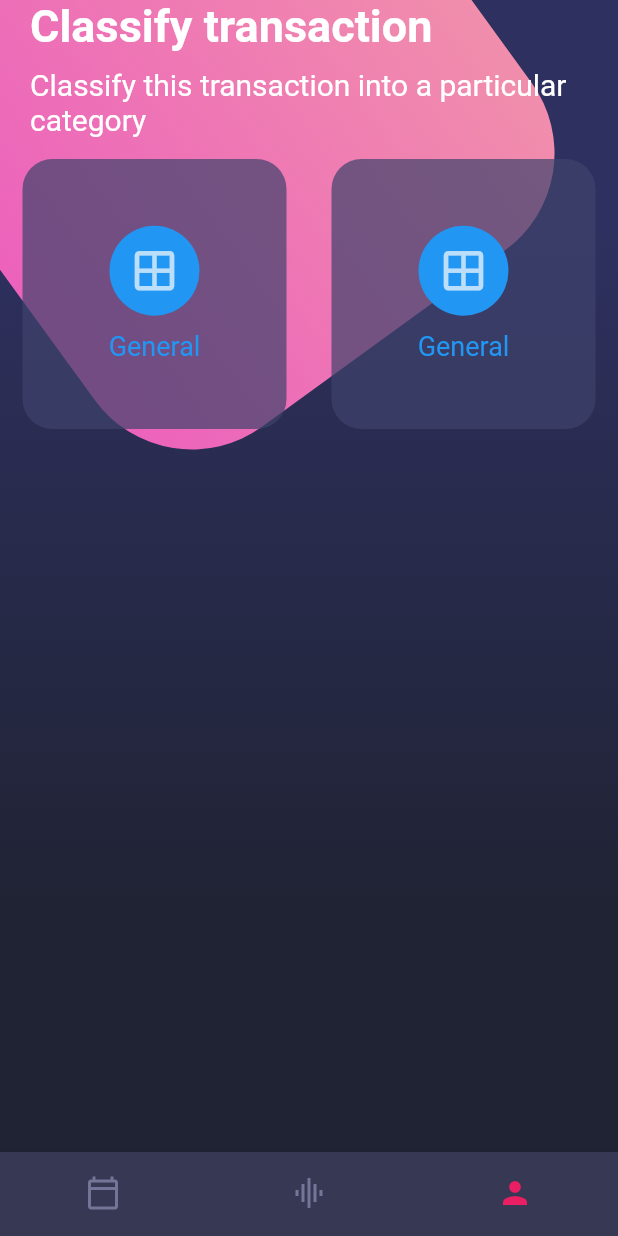
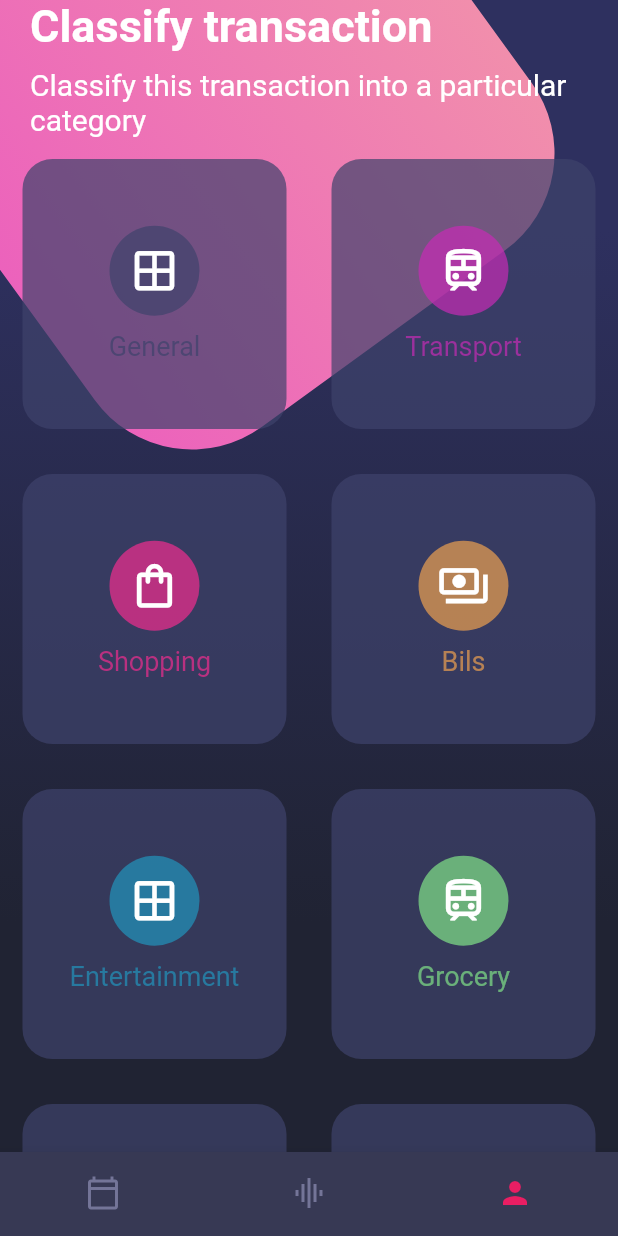
Before and after one commit to Rituzka/flutter_designs, a Flutter app: the screen it shows after launch, on a phone screen of 412 x 824 dp. Run offline on Flutter 3.47's test engine with Material 2 defaults, Android fonts, the phone set to English and light mode, and no system bars.

Commit message:
Exercise 3, tables row done

```diff
--- a/lib/widgets/card_table.dart
+++ b/lib/widgets/card_table.dart
@@ -4,10 +4,50 @@ class CardTable extends StatelessWidget {
   @override
   Widget build(BuildContext context) {
     return Table(
-      children: [
+      children: const [
         TableRow(children: [
-          _SingleCard(),
-          _SingleCard(),
+          _SingleCard(
+              icon: Icons.window_outlined,
+              color: Color.fromRGBO(62, 66, 107, 0.7),
+              text: 'General'),
+          _SingleCard(
+            color: Color.fromARGB(176, 200, 42, 182),
+            icon: Icons.train_outlined,
+            text: 'Transport',
+          ),
+        ]),
+        TableRow(children: [
+          _SingleCard(
+              icon: Icons.shopping_bag_outlined,
+              color: Color.fromARGB(176, 243, 44, 143),
+              text: 'Shopping'),
+          _SingleCard(
+            color: Color.fromARGB(175, 240, 162, 79),
+            icon: Icons.payments_outlined,
+            text: 'Bils',
+          ),
+        ]),
+        TableRow(children: [
+          _SingleCard(
+              icon: Icons.window_outlined,
+              color: Color.fromARGB(176, 33, 150, 190),
+              text: 'Entertainment'),
+          _SingleCard(
+            color: Color.fromARGB(173, 131, 232, 137),
+            icon: Icons.train_outlined,
+            text: 'Grocery',
+          ),
+        ]),
+        TableRow(children: [
+          _SingleCard(
+              icon: Icons.cast_for_education_outlined,
+              color: Color.fromARGB(175, 133, 141, 228),
+              text: 'Education'),
+          _SingleCard(
+            color: Color.fromARGB(176, 200, 42, 182),
+            icon: Icons.sports_outlined,
+            text: 'Sport',
+          ),
         ]),
       ],
     );
@@ -15,6 +55,14 @@ class CardTable extends StatelessWidget {
 }
 
 class _SingleCard extends StatelessWidget {
+  final IconData icon;
+  final Color color;
+  final String text;
+
+  const _SingleCard(
+      {Key? key, required this.icon, required this.color, required this.text})
+      : super(key: key);
+
   @override
   Widget build(BuildContext context) {
     return Container(
@@ -25,19 +73,20 @@ class _SingleCard extends StatelessWidget {
           borderRadius: BorderRadius.circular(20)),
       child: Column(
         mainAxisAlignment: MainAxisAlignment.center,
-        children: const [
+        children: [
           CircleAvatar(
-            backgroundColor: Colors.blue,
+            backgroundColor: color,
             child: Icon(
-              Icons.window_outlined,
+              icon,
               size: 35,
+              color: Colors.white,
             ),
             radius: 30,
           ),
-          SizedBox(height: 10),
+          const SizedBox(height: 10),
           Text(
-            'General',
-            style: TextStyle(color: Colors.blue, fontSize: 18),
+            text,
+            style: TextStyle(color: color, fontSize: 18),
           )
         ],
       ),
```
